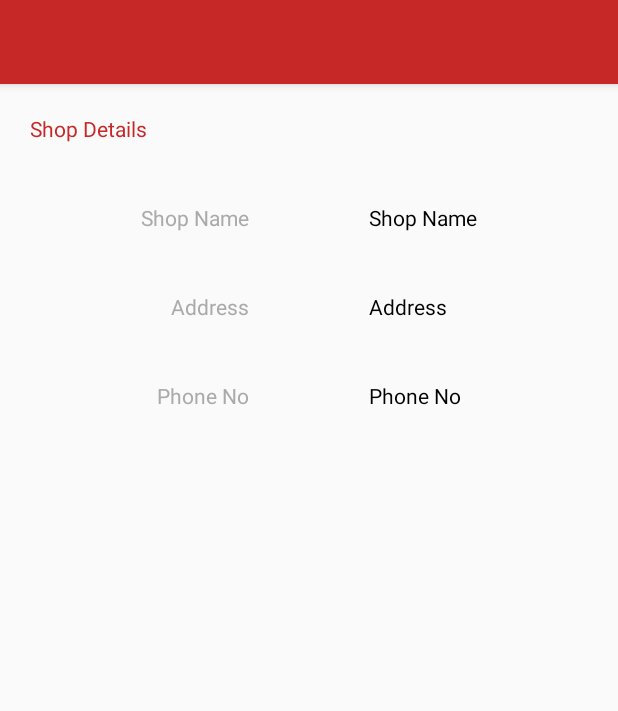
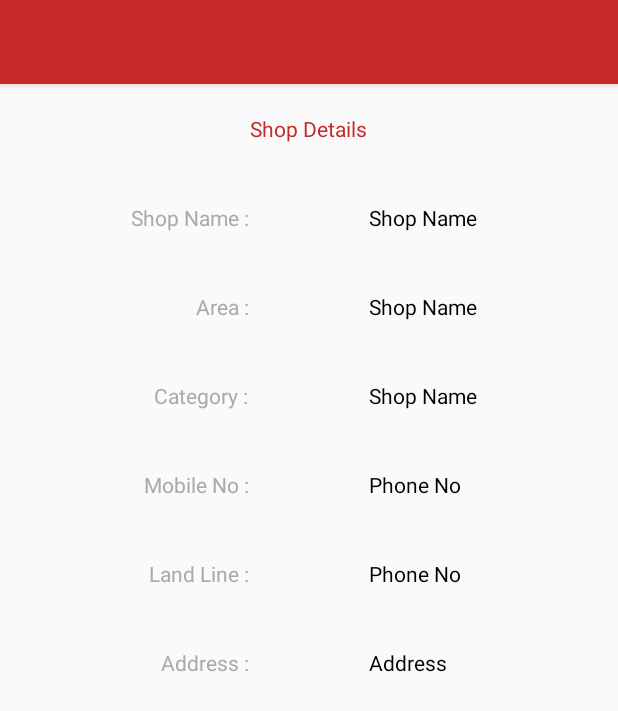
Before and after one commit to snithishkumar/Android, an Android app: the PurchaseDetailsActivity screen opened directly, with no data from a screen before it, after a tap on "Saravana stores", on a phone screen of 412 x 824 dp. Shown: the top 711 px of the screen. Run offline under Robolectric (Android 15) with nearby library versions, the phone set to English and light mode, and no system bars; libraries missing offline, so code that uses them is left out: com.j256.ormlite; 19 statements that could not run were skipped.

Commit message:
#Shop Details has been implemented.

```diff
--- a/MobilePay/app/src/main/java/co/in/mobilepay/Sync/ServiceAPI.java
+++ b/MobilePay/app/src/main/java/co/in/mobilepay/Sync/ServiceAPI.java
@@ -16,7 +16,7 @@ public enum ServiceAPI {
 
     ServiceAPI(){
         Executor executor = Executors.newCachedThreadPool();
-        Retrofit retrofit = new Retrofit.Builder().baseUrl("http://192.168.0.8:8081/mobilepay/").addConverterFactory(GsonConverterFactory.create()).callbackExecutor(executor).build();
+        Retrofit retrofit = new Retrofit.Builder().baseUrl("http://192.168.0.5:8081/mobilepay/").addConverterFactory(GsonConverterFactory.create()).callbackExecutor(executor).build();
         mobilePayAPI = retrofit.create(MobilePayAPI.class);
     }
 
--- a/MobilePay/app/src/main/java/co/in/mobilepay/service/NotificationService.java
+++ b/MobilePay/app/src/main/java/co/in/mobilepay/service/NotificationService.java
@@ -1,3 +1,4 @@
+/*
 package co.in.mobilepay.service;
 
 import android.app.NotificationManager;
@@ -16,9 +17,11 @@ import java.util.concurrent.atomic.AtomicInteger;
 import co.in.mobilepay.R;
 import co.in.mobilepay.view.activities.HomeActivity;
 
+*/
 /**
  * Created by Nithish on 15-03-2016.
- */
+ *//*
+
 public class NotificationService extends GcmListenerService {
     private final static AtomicInteger atomicInteger = new AtomicInteger(0);
 
@@ -29,7 +32,9 @@ public class NotificationService extends GcmListenerService {
 
         intent.addFlags(Intent.FLAG_ACTIVITY_CLEAR_TOP);
         intent.setAction(Long.toString(System.currentTimeMillis()));
-        PendingIntent pendingIntent = PendingIntent.getActivity(this, 0 /* Request code */, intent,
+        PendingIntent pendingIntent = PendingIntent.getActivity(this, 0 */
+/* Request code *//*
+, intent,
                 PendingIntent.FLAG_ONE_SHOT);
         Uri defaultSoundUri = RingtoneManager.getDefaultUri(RingtoneManager.TYPE_NOTIFICATION);
         NotificationCompat.Builder notificationBuilder = new NotificationCompat.Builder(this)
@@ -43,6 +48,9 @@ public class NotificationService extends GcmListenerService {
         NotificationManager notificationManager =
                 (NotificationManager) getSystemService(Context.NOTIFICATION_SERVICE);
 
-        notificationManager.notify(atomicInteger.incrementAndGet() /* ID of notification */, notificationBuilder.build());
+        notificationManager.notify(atomicInteger.incrementAndGet() */
+/* ID of notification *//*
+, notificationBuilder.build());
     }
 }
+*/
--- a/MobilePay/app/src/main/java/co/in/mobilepay/sync/MobilePaySyncAdapter.java
+++ b/MobilePay/app/src/main/java/co/in/mobilepay/sync/MobilePaySyncAdapter.java
@@ -61,8 +61,8 @@ public class MobilePaySyncAdapter extends AbstractThreadedSyncAdapter {
     @Override
     public void onPerformSync(Account account, Bundle extras, String authority, ContentProviderClient provider, SyncResult syncResult) {
         Log.i(LOG_TAG, "onPerformSync Called.");
-        MobilePayBus.getInstance().post("Tst");
-       // syncPurchaseData();
+       // MobilePayBus.getInstance().post("Tst");
+        syncPurchaseData();
     }
 
 
--- a/MobilePay/app/src/main/java/co/in/mobilepay/view/activities/PurchaseDetailsActivity.java
+++ b/MobilePay/app/src/main/java/co/in/mobilepay/view/activities/PurchaseDetailsActivity.java
@@ -90,6 +90,9 @@ public class PurchaseDetailsActivity extends AppCompatActivity {
      */
     public void viewShopDetails(View view){
         ShopDetailsFragment shopDetailsFragment = new ShopDetailsFragment();
+        Bundle purchaseIdArgs = new Bundle();
+        purchaseIdArgs.putInt("purchaseId",purchaseId);
+        shopDetailsFragment.setArguments(purchaseIdArgs);
         FragmentsUtil.replaceFragment(this,shopDetailsFragment,R.id.pur_details_main_container);
     }
 }
--- a/MobilePay/app/src/main/java/co/in/mobilepay/view/fragments/LoginFragment.java
+++ b/MobilePay/app/src/main/java/co/in/mobilepay/view/fragments/LoginFragment.java
@@ -17,8 +17,6 @@ import android.view.ViewGroup;
 import android.widget.Button;
 import android.widget.Toast;
 
-import com.google.android.gms.gcm.GoogleCloudMessaging;
-import com.google.android.gms.iid.InstanceID;
 
 import java.util.ArrayList;
 import java.util.List;
@@ -153,13 +151,13 @@ public class LoginFragment extends Fragment implements View.OnClickListener,Acco
     }
 
     private void init( View view){
-        try{
+       /* try{
             InstanceID instanceID = InstanceID.getInstance(mainActivity);
             token = instanceID.getToken(getString(R.string.google_cloud_id),
                     GoogleCloudMessaging.INSTANCE_ID_SCOPE, null);
         }catch (Exception e){
             Log.e("Error","Error  in GoogleCloudMessaging",e);
-        }
+        }*/
         Button zero = (Button)   view.findViewById(R.id.log_zero);
         Button one = (Button)  view.findViewById(R.id.log_one);
         Button two = (Button)  view.findViewById(R.id.log_two);
--- a/MobilePay/app/src/main/java/co/in/mobilepay/view/fragments/ShopDetailsFragment.java
+++ b/MobilePay/app/src/main/java/co/in/mobilepay/view/fragments/ShopDetailsFragment.java
@@ -1,24 +1,63 @@
 package co.in.mobilepay.view.fragments;
 
 
+import android.content.Context;
 import android.os.Bundle;
 import android.support.annotation.Nullable;
 import android.support.v4.app.Fragment;
 import android.view.LayoutInflater;
 import android.view.View;
 import android.view.ViewGroup;
+import android.widget.TextView;
 
 import co.in.mobilepay.R;
+import co.in.mobilepay.entity.MerchantEntity;
+import co.in.mobilepay.entity.PurchaseEntity;
+import co.in.mobilepay.service.PurchaseService;
+import co.in.mobilepay.view.activities.PurchaseDetailsActivity;
 
 /**
  * Created by ramse on 14-03-2016.
  */
 public class ShopDetailsFragment extends Fragment {
-    @Nullable
+
+    private PurchaseDetailsActivity purchaseDetailsActivity;
+    private PurchaseService purchaseService;
+    private int purchaseId = 0;
+
     @Override
     public View onCreateView(LayoutInflater inflater, ViewGroup container, Bundle savedInstanceState) {
+        Bundle purchaseIdArgs = getArguments();
+        if(purchaseIdArgs != null){
+            purchaseId =  purchaseIdArgs.getInt("purchaseId");
+        }
+        PurchaseEntity purchaseEntity = purchaseService.getPurchaseDetails(purchaseId);
+        MerchantEntity merchantEntity = purchaseEntity.getMerchantEntity();
         View view = inflater.inflate(R.layout.shop_details,container,false);
+        initView(view,merchantEntity);
         return view;
+    }
+
+    private void initView(View view,MerchantEntity merchantEntity ){
+        TextView shopName = (TextView)view.findViewById(R.id.shop_details_name);
+        TextView shopArea = (TextView) view.findViewById(R.id.shop_details_area);
+        TextView shopCategory = (TextView)view.findViewById(R.id.shop_details_category);
+        TextView shopLandLine = (TextView) view.findViewById(R.id.shop_details_land);
+        TextView shopMobile = (TextView) view.findViewById(R.id.shop_details_phone);
+        TextView shopAddress = (TextView) view.findViewById(R.id.shop_details_address);
+        shopName.setText(merchantEntity.getMerchantName());
+        shopArea.setText(merchantEntity.getArea());
+        shopLandLine.setText(merchantEntity.getLandLineNumber() > 0 ? String.valueOf(merchantEntity.getLandLineNumber()) :"N/A");
+        shopMobile.setText(merchantEntity.getMobileNumber() > 0 ? String.valueOf(merchantEntity.getMobileNumber()) :"N/A");
+        shopAddress.setText(merchantEntity.getMerchantAddress());
+    }
+
+
+    @Override
+    public void onAttach(Context context) {
+        super.onAttach(context);
+        purchaseDetailsActivity = (PurchaseDetailsActivity)context;
+        purchaseService = purchaseDetailsActivity.getPurchaseService();
     }
 
     @Override
--- a/MobilePay/app/src/main/res/layout/shop_details.xml
+++ b/MobilePay/app/src/main/res/layout/shop_details.xml
@@ -7,6 +7,7 @@
         android:layout_width="wrap_content"
         android:layout_height="wrap_content"
         android:text="Shop Details"
+        android:layout_gravity="center"
         android:layout_margin="20dp"
         android:textColor="@color/colorAccent"/>
     <LinearLayout
@@ -27,19 +28,38 @@
             android:layout_height="wrap_content"
             android:layout_margin="20dp"
             android:textColor="@android:color/darker_gray"
-            android:text="Shop Name"/>
+            android:text="Shop Name :"/>
         <TextView
             android:layout_width="wrap_content"
             android:layout_height="wrap_content"
             android:layout_margin="20dp"
             android:textColor="@android:color/darker_gray"
-            android:text="Address"/>
+            android:text="Area :"/>
         <TextView
             android:layout_width="wrap_content"
             android:layout_height="wrap_content"
             android:layout_margin="20dp"
             android:textColor="@android:color/darker_gray"
-            android:text="Phone No"/>
+            android:text="Category :"/>
+        <TextView
+            android:layout_width="wrap_content"
+            android:layout_height="wrap_content"
+            android:layout_margin="20dp"
+            android:textColor="@android:color/darker_gray"
+            android:text="Mobile No :"/>
+        <TextView
+            android:layout_width="wrap_content"
+            android:layout_height="wrap_content"
+            android:layout_margin="20dp"
+            android:textColor="@android:color/darker_gray"
+            android:text="Land Line :"/>
+        <TextView
+            android:layout_width="wrap_content"
+            android:layout_height="wrap_content"
+            android:layout_margin="20dp"
+            android:textColor="@android:color/darker_gray"
+            android:text="Address :"/>
+
     </LinearLayout>
     <LinearLayout
         android:layout_width="match_parent"
@@ -51,20 +71,45 @@
             android:layout_width="wrap_content"
             android:layout_height="wrap_content"
             android:layout_margin="20dp"
+            android:id="@+id/shop_details_name"
             android:textColor="@android:color/black"
             android:text="Shop Name"/>
         <TextView
             android:layout_width="wrap_content"
             android:layout_height="wrap_content"
             android:layout_margin="20dp"
+            android:id="@+id/shop_details_area"
             android:textColor="@android:color/black"
-            android:text="Address"/>
+            android:text="Shop Name"/>
         <TextView
             android:layout_width="wrap_content"
             android:layout_height="wrap_content"
             android:layout_margin="20dp"
+            android:id="@+id/shop_details_category"
+            android:textColor="@android:color/black"
+            android:text="Shop Name"/>
+        <TextView
+            android:layout_width="wrap_content"
+            android:layout_height="wrap_content"
+            android:id="@+id/shop_details_phone"
+            android:layout_margin="20dp"
             android:textColor="@android:color/black"
             android:text="Phone No"/>
+        <TextView
+            android:layout_width="wrap_content"
+            android:layout_height="wrap_content"
+            android:id="@+id/shop_details_land"
+            android:layout_margin="20dp"
+            android:textColor="@android:color/black"
+            android:text="Phone No"/>
+        <TextView
+            android:layout_width="wrap_content"
+            android:layout_height="wrap_content"
+            android:layout_margin="20dp"
+            android:id="@+id/shop_details_address"
+            android:textColor="@android:color/black"
+            android:text="Address"/>
+
     </LinearLayout>
         </LinearLayout>
     </LinearLayout>
```
